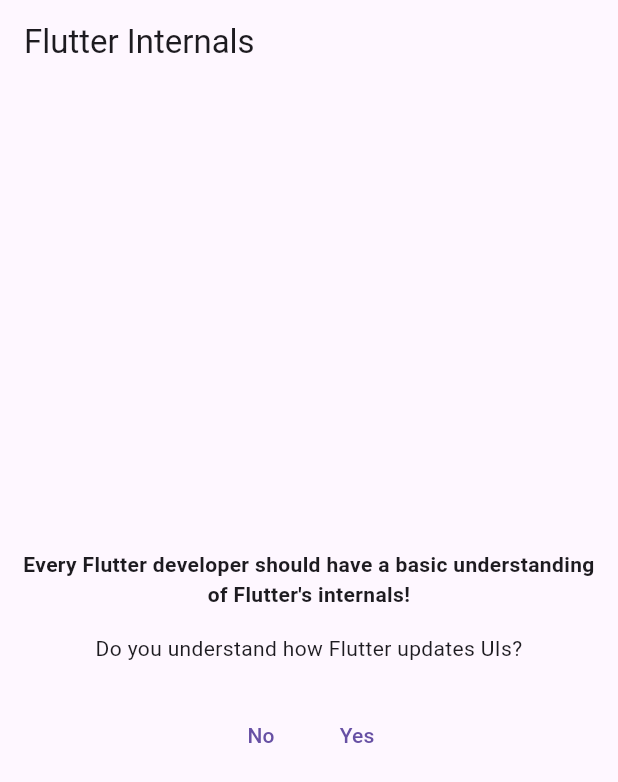
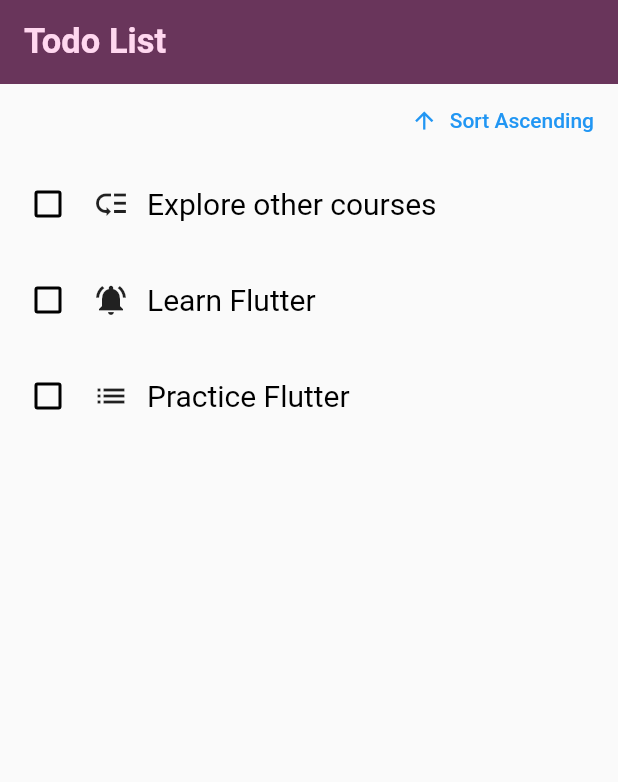
Before and after one commit to MohamedElsaeed424/todo_list_app, a Flutter app: the screen it shows after launch, on a phone screen of 412 x 824 dp. Shown: the top 782 px of the screen. Run offline on Flutter 3.47's test engine with Material 2 defaults, Android fonts, the phone set to English and light mode, and no system bars.

```diff
--- a/lib/keys/checkable_todo_item.dart
+++ b/lib/keys/checkable_todo_item.dart
@@ -0,0 +1,53 @@
+import 'package:flutter/material.dart';
+
+enum Priority { urgent, normal, low }
+
+class CheckableTodoItem extends StatefulWidget {
+  const CheckableTodoItem(this.text, this.priority, {required super.key});
+
+  final String text;
+  final Priority priority;
+
+  @override
+  State<CheckableTodoItem> createState() => _CheckableTodoItemState();
+}
+
+class _CheckableTodoItemState extends State<CheckableTodoItem> {
+  var _done = false;
+
+  void _setDone(bool? isChecked) {
+    setState(() {
+      _done = isChecked ?? false;
+    });
+  }
+
+  @override
+  Widget build(BuildContext context) {
+    var icon = Icons.low_priority;
+
+    if (widget.priority == Priority.urgent) {
+      icon = Icons.notifications_active;
+    }
+
+    if (widget.priority == Priority.normal) {
+      icon = Icons.list;
+    }
+
+    return Padding(
+      padding: const EdgeInsets.all(8),
+      child: Row(
+        crossAxisAlignment: CrossAxisAlignment.center,
+        children: [
+          Checkbox(value: _done, onChanged: _setDone),
+          const SizedBox(width: 6),
+          Icon(icon),
+          const SizedBox(width: 12),
+          Text(
+            widget.text,
+            style: const TextStyle(color: Colors.black, fontSize: 20),
+          ),
+        ],
+      ),
+    );
+  }
+}
--- a/lib/keys/keys.dart
+++ b/lib/keys/keys.dart
@@ -0,0 +1,85 @@
+import 'package:flutter/material.dart';
+import 'package:flutter_internals/keys/checkable_todo_item.dart';
+// import 'todo_item.dart';
+
+class Todo {
+  String text;
+  Priority priority;
+  Todo(this.text, this.priority);
+}
+
+//---------------------------------------------
+class Keys extends StatefulWidget {
+  const Keys({super.key});
+
+  @override
+  State<Keys> createState() {
+    return _Keys();
+  }
+}
+//-----------------------------------------------
+
+class _Keys extends State<Keys> {
+  var _order = "asending";
+
+  final _todoList = [
+    Todo(
+      'Learn Flutter',
+      Priority.urgent,
+    ),
+    Todo(
+      'Practice Flutter',
+      Priority.normal,
+    ),
+    Todo(
+      'Explore other courses',
+      Priority.low,
+    ),
+  ];
+  List<Todo> get _orderdTheList {
+    final sortedTodos = List.of(_todoList);
+    sortedTodos.sort((a, b) {
+      final bComesAfterA = a.text.compareTo(b.text);
+      return _order == 'asending' ? bComesAfterA : -bComesAfterA;
+    });
+    return sortedTodos;
+  }
+
+  void _changeOrder() {
+    setState(() {
+      _order = _order == 'asending' ? 'desending' : 'asending';
+    });
+  }
+
+  @override
+  Widget build(BuildContext context) {
+    return Column(
+        mainAxisSize: MainAxisSize.min,
+        crossAxisAlignment: CrossAxisAlignment.start,
+        children: [
+          Align(
+            alignment: Alignment.centerRight,
+            child: TextButton.icon(
+              onPressed: _changeOrder,
+              icon: Icon(_order == 'asending'
+                  ? Icons.arrow_upward
+                  : Icons.arrow_downward),
+              label:
+                  Text('Sort ${_order == 'asc' ? 'Descending' : 'Ascending'}'),
+            ),
+          ),
+          Expanded(
+            child: Column(
+              children: [
+                for (final todo in _orderdTheList)
+                  CheckableTodoItem(
+                    todo.text,
+                    todo.priority,
+                    key: ValueKey(todo),
+                  ),
+              ],
+            ),
+          ),
+        ]);
+  }
+}
--- a/lib/keys/todo_item.dart
+++ b/lib/keys/todo_item.dart
@@ -5,7 +5,7 @@ enum Priority { urgent, normal, low }
 class TodoItem extends StatelessWidget {
   final String text;
   final Priority priority;
-  const TodoItem({super.key, required this.text, required this.priority});
+  const TodoItem(this.text, this.priority, {super.key});
 
   @override
   Widget build(BuildContext context) {
--- a/lib/main.dart
+++ b/lib/main.dart
@@ -1,10 +1,12 @@
 import 'package:flutter/material.dart';
-
-import 'package:flutter_internals/ui_updates_demo.dart';
+import 'package:flutter_internals/keys/keys.dart';
 
 void main() {
   runApp(const App());
 }
+
+var kColorScheme =
+    ColorScheme.fromSeed(seedColor: const Color.fromARGB(0, 255, 0, 221));
 
 class App extends StatelessWidget {
   const App({super.key});
@@ -12,12 +14,23 @@ class App extends StatelessWidget {
   @override
   Widget build(BuildContext context) {
     return MaterialApp(
-      theme: ThemeData(useMaterial3: true),
+      theme: ThemeData().copyWith(
+          useMaterial3: true,
+          appBarTheme: const AppBarTheme().copyWith(
+              color: kColorScheme.onPrimaryContainer,
+              foregroundColor: kColorScheme.primaryContainer),
+          textTheme: const TextTheme().copyWith(
+            titleLarge: TextStyle(
+              fontWeight: FontWeight.bold,
+              color: kColorScheme.onPrimary,
+              fontSize: 23,
+            ),
+          )),
       home: Scaffold(
         appBar: AppBar(
-          title: const Text('Flutter Internals'),
+          title: const Text('Todo List'),
         ),
-        body: const UIUpdatesDemo(),
+        body: const Keys(),
       ),
     );
   }
```
